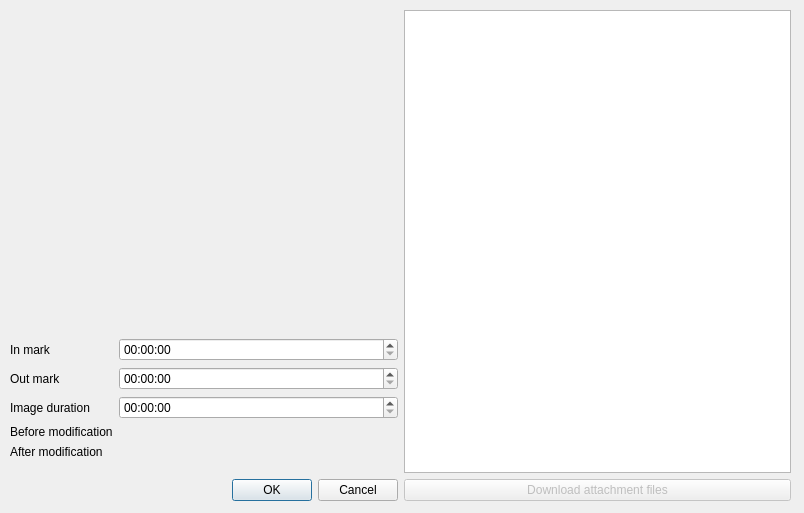
First picture: the form in src/advancedsettingswindow.ui, repository cinemaouvert/OPP, before the edit.
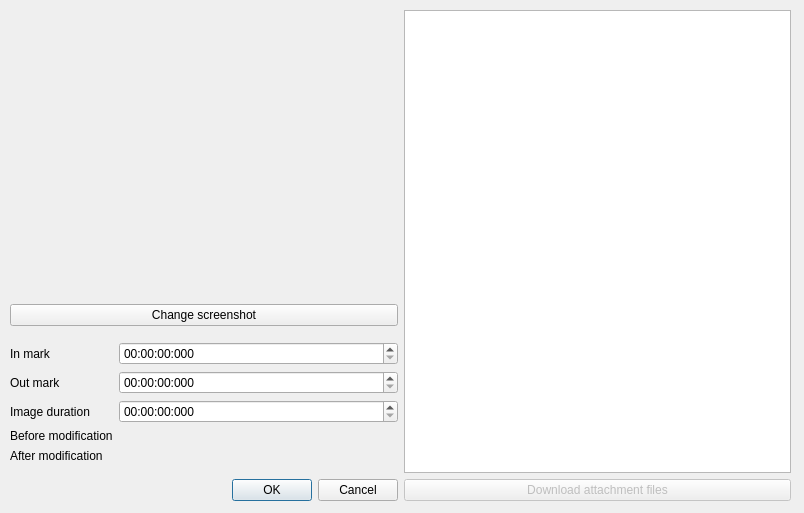
Second picture: the form after the edit. Icons and pictures are not drawn.

Commit message: Corrected playlist connect disconnect Added screenshot manager

Patch:
```diff
--- a/src/advancedsettingswindow.ui
+++ b/src/advancedsettingswindow.ui
@@ -30,6 +30,12 @@
      <layout class="QVBoxLayout" name="verticalLayout">
       <item>
        <widget class="QLabel" name="label_title">
+        <property name="sizePolicy">
+         <sizepolicy hsizetype="Preferred" vsizetype="Minimum">
+          <horstretch>0</horstretch>
+          <verstretch>0</verstretch>
+         </sizepolicy>
+        </property>
         <property name="text">
          <string/>
         </property>
@@ -45,6 +51,13 @@
         </property>
        </widget>
       </item>
+      <item>
+       <widget class="QPushButton" name="changeScreenshotButton">
+        <property name="text">
+         <string>Change screenshot</string>
+        </property>
+       </widget>
+      </item>
       <item>
        <layout class="QFormLayout" name="formLayout">
         <property name="fieldGrowthPolicy">
@@ -68,8 +81,15 @@
           <property name="enabled">
            <bool>true</bool>
           </property>
+          <property name="time">
+           <time>
+            <hour>0</hour>
+            <minute>0</minute>
+            <second>0</second>
+           </time>
+          </property>
           <property name="displayFormat">
-           <string>HH:mm:ss</string>
+           <string>HH:mm:ss:zzz</string>
           </property>
          </widget>
         </item>
@@ -89,7 +109,7 @@
            <bool>true</bool>
           </property>
           <property name="displayFormat">
-           <string>HH:mm:ss</string>
+           <string>HH:mm:ss:zzz</string>
           </property>
          </widget>
         </item>
@@ -103,7 +123,7 @@
         <item row="2" column="1">
          <widget class="QTimeEdit" name="imageDurationTimeEdit">
           <property name="displayFormat">
-           <string>HH:mm:ss</string>
+           <string>HH:mm:ss:zzz</string>
           </property>
          </widget>
         </item>
```
The commit also changes 18 other files.
